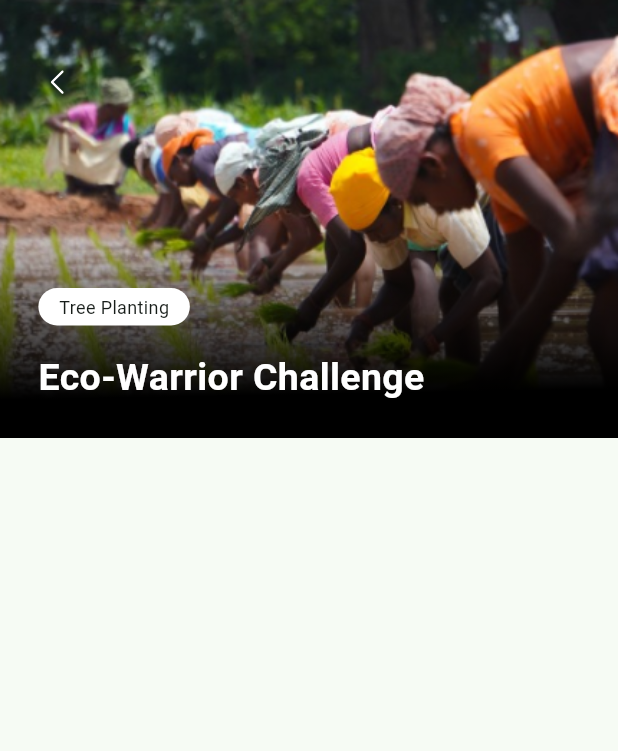
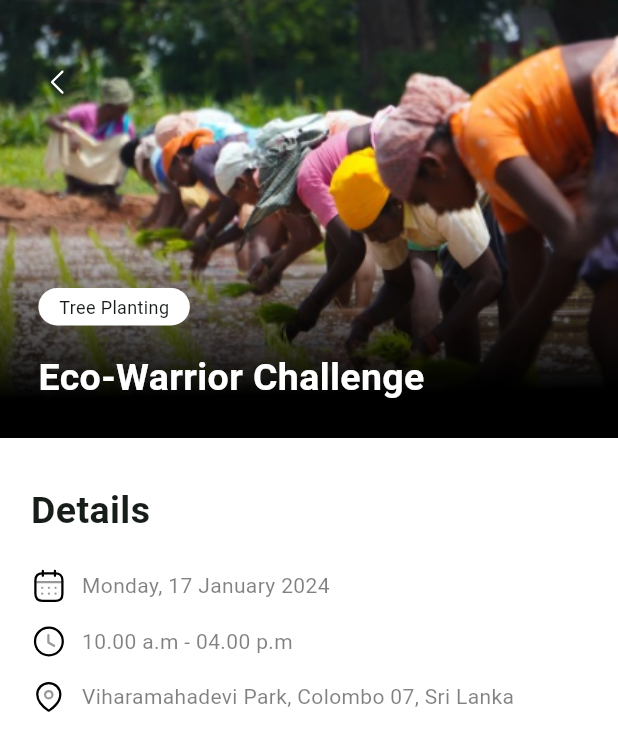
Before and after one commit to vinulays/recychamp, a Flutter app: the ChallengeDetails screen opened directly with sample values from the repository, on a phone screen of 412 x 824 dp. Shown: the top 751 px of the screen. Run offline on Flutter 3.47's test engine with Material 3 defaults, Android fonts, the phone set to English and light mode, and no system bars; our stand-ins replace bloc, carousel_slider, dots_indicator, flutter_svg, google_fonts, percent_indicator; Roboto replaces fonts that are missing (Almarai).

Commit message:
feat: challenge details upper body

```diff
--- a/lib/screens/ChallengeDetails.dart/challenge_details.dart
+++ b/lib/screens/ChallengeDetails.dart/challenge_details.dart
@@ -16,6 +16,7 @@ class _ChallengeDetailsState extends State<ChallengeDetails> {
   Widget build(BuildContext context) {
     var deviceSize = MediaQuery.of(context).size;
     return Scaffold(
+      backgroundColor: Colors.white,
       body: Column(
         children: [
           // * challenge thumbnail
@@ -93,7 +94,90 @@ class _ChallengeDetailsState extends State<ChallengeDetails> {
                 ),
               )
             ],
-          )
+          ),
+
+          Expanded(
+              child: Container(
+            margin: EdgeInsets.all(deviceSize.width * 0.05),
+            child: Column(
+              crossAxisAlignment: CrossAxisAlignment.start,
+              children: [
+                const SizedBox(
+                  height: 10,
+                ),
+                Text(
+                  "Details",
+                  style: GoogleFonts.almarai(
+                    fontSize: 25,
+                    fontWeight: FontWeight.w700,
+                  ),
+                ),
+                const SizedBox(
+                  height: 20,
+                ),
+                Row(
+                  crossAxisAlignment: CrossAxisAlignment.center,
+                  children: [
+                    SvgPicture.asset(
+                        "assets/icons/challenge_details_calendar.svg"),
+                    const SizedBox(
+                      width: 10,
+                    ),
+                    Text(
+                      "Monday, 17 January 2024",
+                      style: GoogleFonts.almarai(
+                        fontSize: 14,
+                        fontWeight: FontWeight.w400,
+                        color: const Color(0xA53D3D3D),
+                      ),
+                    )
+                  ],
+                ),
+                const SizedBox(
+                  height: 13,
+                ),
+                Row(
+                  crossAxisAlignment: CrossAxisAlignment.center,
+                  children: [
+                    SvgPicture.asset(
+                        "assets/icons/challenge_details_clock.svg"),
+                    const SizedBox(
+                      width: 10,
+                    ),
+                    Text(
+                      "10.00 a.m - 04.00 p.m",
+                      style: GoogleFonts.almarai(
+                        fontSize: 14,
+                        fontWeight: FontWeight.w400,
+                        color: const Color(0xA53D3D3D),
+                      ),
+                    )
+                  ],
+                ),
+                const SizedBox(
+                  height: 13,
+                ),
+                Row(
+                  crossAxisAlignment: CrossAxisAlignment.center,
+                  children: [
+                    SvgPicture.asset(
+                        "assets/icons/challenge_details_location.svg"),
+                    const SizedBox(
+                      width: 10,
+                    ),
+                    Text(
+                      "Viharamahadevi Park, Colombo 07, Sri Lanka",
+                      style: GoogleFonts.almarai(
+                        fontSize: 14,
+                        fontWeight: FontWeight.w400,
+                        color: const Color(0xA53D3D3D),
+                      ),
+                    )
+                  ],
+                ),
+              ],
+            ),
+          ))
         ],
       ),
     );
--- a/pubspec.yaml
+++ b/pubspec.yaml
@@ -80,6 +80,9 @@ flutter:
     - assets/images/home_latest_challenges_dummy.png
     - assets/images/challenge_thumbnail_dummy.png
     - assets/icons/challenge_users.svg
+    - assets/icons/challenge_details_calendar.svg
+    - assets/icons/challenge_details_clock.svg
+    - assets/icons/challenge_details_location.svg
     - assets/icons/close.svg
     - assets/icons/go_back.svg
     - assets/icons/add.svg
```
Also changed, not shown: assets/icons/challenge_details_calendar.svg (added), assets/icons/challenge_details_clock.svg (added), assets/icons/challenge_details_location.svg (added).
